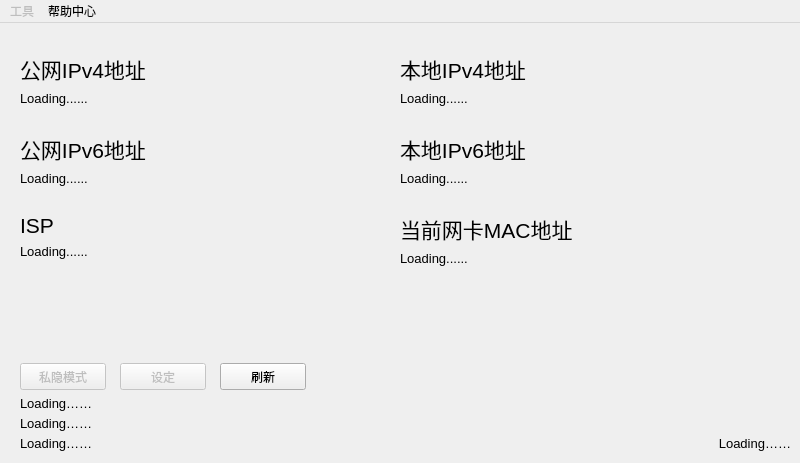
Before: the Qt Designer form Home.ui in akass-org/Army_Knife, drawn with Qt 5.
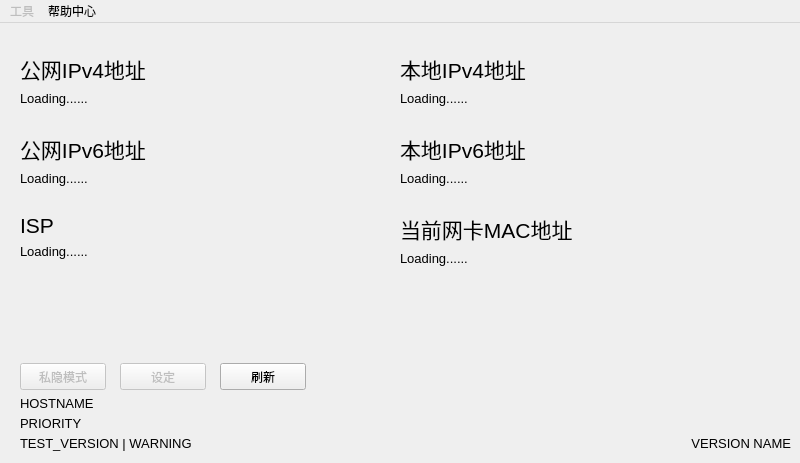
After: the same form once the commit is applied.

The edit to the form file:
```diff
--- a/Home.ui
+++ b/Home.ui
@@ -61,7 +61,7 @@
      </font>
     </property>
     <property name="text">
-     <string>Loading……</string>
+     <string>HOSTNAME</string>
     </property>
    </widget>
    <widget class="QWidget" name="layoutWidget">
@@ -323,7 +323,7 @@
      </font>
     </property>
     <property name="text">
-     <string>Loading……</string>
+     <string>PRIORITY</string>
     </property>
    </widget>
    <widget class="QLabel" name="test_waring">
@@ -341,7 +341,7 @@
      </font>
     </property>
     <property name="text">
-     <string>Loading……</string>
+     <string>TEST_VERSION | WARNING</string>
     </property>
     <property name="textFormat">
      <enum>Qt::TextFormat::PlainText</enum>
@@ -365,7 +365,7 @@
      </font>
     </property>
     <property name="text">
-     <string>Loading……</string>
+     <string>VERSION NAME</string>
     </property>
     <property name="textFormat">
      <enum>Qt::TextFormat::PlainText</enum>
```
Left out of the diff: 2 changed lines with no effect on the pictures.
